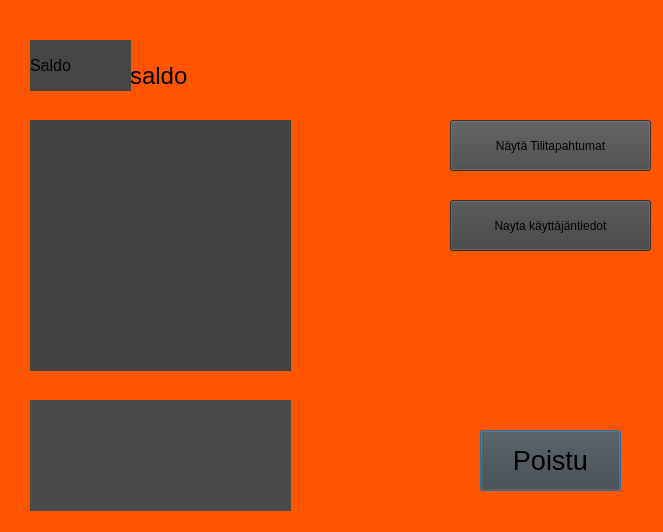
First picture: the form in frontend/saldo.ui, repository 22kmo-project/group_8, before the edit.
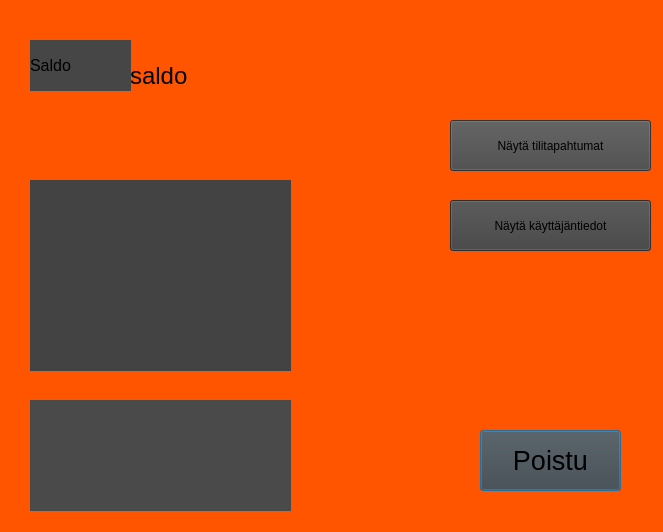
Second picture: the form after the edit.

Commit message: saldo ikkunaan välitetään viisi tilitapahtumaa, saldo valmis

The edit to the form file:
```diff
--- a/frontend/saldo.ui
+++ b/frontend/saldo.ui
@@ -106,7 +106,7 @@
     <string notr="true">background-color: rgb(72, 72, 72);</string>
    </property>
    <property name="text">
-    <string>Näytä Tilitapahtumat</string>
+    <string>Näytä tilitapahtumat</string>
    </property>
   </widget>
   <widget class="QPushButton" name="pushKayttajanTiedot">
@@ -122,16 +122,16 @@
     <string notr="true">background-color: rgb(65, 65, 65);</string>
    </property>
    <property name="text">
-    <string>Nayta käyttäjäntiedot</string>
+    <string>Näytä käyttäjäntiedot</string>
    </property>
   </widget>
   <widget class="QLabel" name="label_2">
    <property name="geometry">
     <rect>
      <x>30</x>
-     <y>120</y>
+     <y>180</y>
      <width>261</width>
-     <height>251</height>
+     <height>191</height>
     </rect>
    </property>
    <property name="font">
```
The commit also changes 5 other files.
